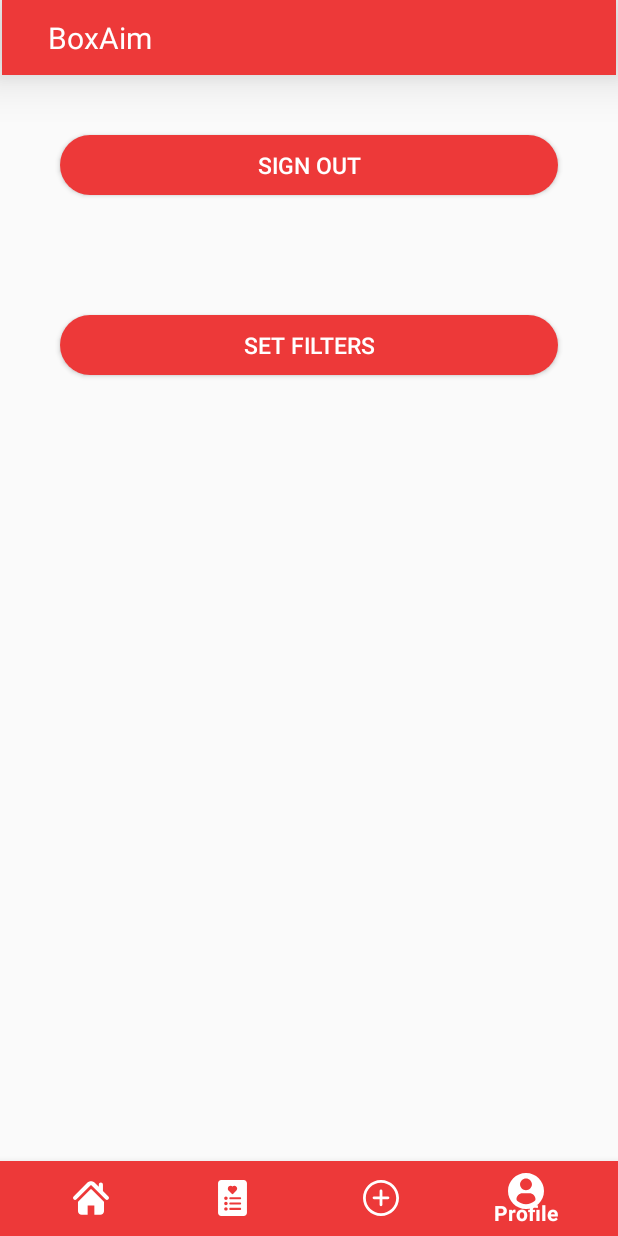
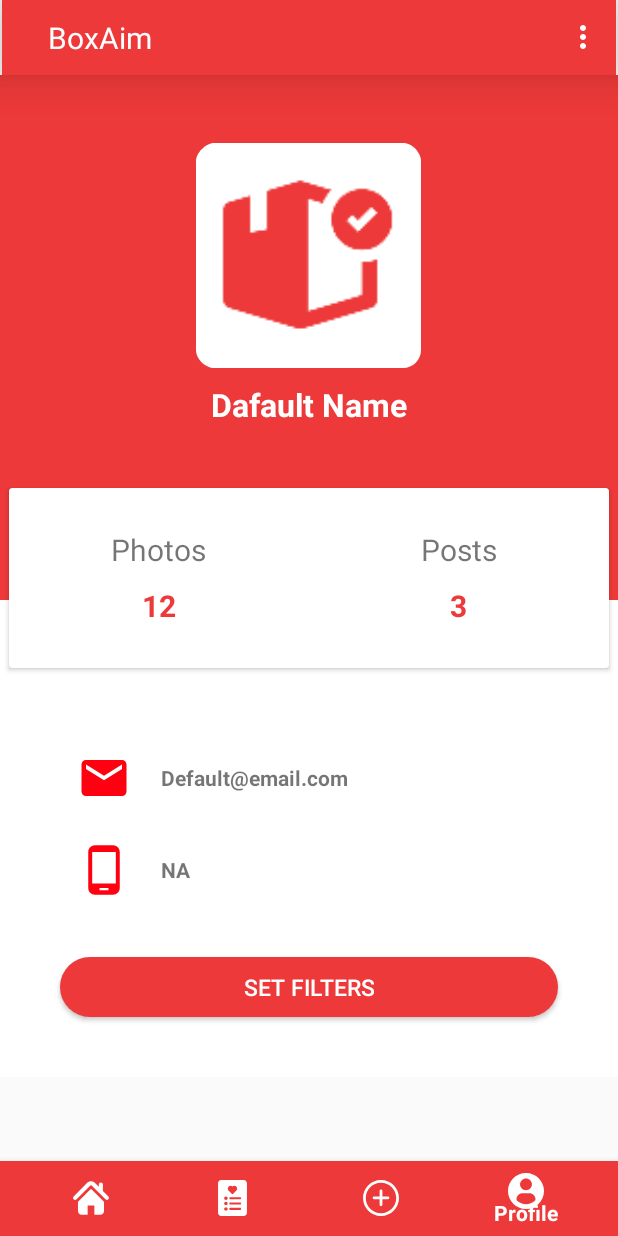
Before and after one commit to riotgage/BoxAim, an Android app: the screen it shows after launch once a user with an empty profile is signed in (HomeActivity), item 4 of the bottom bar chosen, on a phone screen of 412 x 824 dp. Run offline under Robolectric (Android 15) with nearby library versions, the phone set to English and light mode, and no system bars; our stand-ins replace Firebase (no records; nobody signed in at launch, a user with empty details on screens opened directly); libraries missing offline, so code that uses them is left out: com.nostra13.universalimageloader; 1 statement that could not run was skipped.

Commit message:
Added Profile Fragment , Sorted signout crash bug

```diff
--- a/app/src/main/AndroidManifest.xml
+++ b/app/src/main/AndroidManifest.xml
@@ -16,7 +16,6 @@
         <activity android:name=".HomeActivity">
             <meta-data android:name="android.app.searchable"
                 android:resource="@xml/searchable" />
-
         </activity>
         <activity android:name=".FiltersActivity">
             <intent-filter>
--- a/app/src/main/java/com/example/boxaim/Fragments/ProfileFragement.java
+++ b/app/src/main/java/com/example/boxaim/Fragments/ProfileFragement.java
@@ -1,5 +1,6 @@
 package com.example.boxaim.Fragments;
 
+import android.content.Context;
 import android.content.Intent;
 import android.os.Bundle;
 import android.util.Log;
@@ -15,6 +16,7 @@ import androidx.cardview.widget.CardView;
 import androidx.fragment.app.Fragment;
 
 import com.example.boxaim.FiltersActivity;
+import com.example.boxaim.HomeActivity;
 import com.example.boxaim.R;
 import com.example.boxaim.authentication.LoginActivity;
 import com.google.android.material.tabs.TabLayout;
@@ -24,22 +26,17 @@ import com.google.firebase.auth.FirebaseUser;
 public class ProfileFragement extends Fragment {
 
     private FirebaseAuth.AuthStateListener mAuthstateListener;
-    private Button msignout,mFilters;
+    private Button mFilters;
     private static final String TAG="Account Fragment";
+    Context mcontext;
+
     @Nullable
     @Override
     public View onCreateView(@NonNull LayoutInflater inflater, @Nullable ViewGroup container, @Nullable Bundle savedInstanceState) {
         View v=inflater.inflate(R.layout.fragement_profile,container,false);
-        msignout=v.findViewById(R.id.signout);
         mFilters=v.findViewById(R.id.filter);
         setupFirebaseListener();
-        msignout.setOnClickListener(new View.OnClickListener() {
-            @Override
-            public void onClick(View v) {
-                Log.d(TAG,"onClick:Sign out");
-                FirebaseAuth.getInstance().signOut();
-            }
-        });
+
         mFilters.setOnClickListener(new View.OnClickListener() {
             @Override
             public void onClick(View v) {
@@ -61,8 +58,7 @@ public class ProfileFragement extends Fragment {
                 }
                 else{
                     Log.d(TAG,"onAuthStateChanged: signed_out");
-                    Toast.makeText(getActivity(), "Signed Out", Toast.LENGTH_SHORT).show();
-                    Intent intent=new Intent(getActivity(), LoginActivity.class);
+                    Intent intent=new Intent(mcontext, LoginActivity.class);
                     intent.addFlags(Intent.FLAG_ACTIVITY_NEW_TASK | Intent.FLAG_ACTIVITY_CLEAR_TASK);
                     startActivity(intent);
                 }
--- a/app/src/main/java/com/example/boxaim/Fragments/SearchFragment.java
+++ b/app/src/main/java/com/example/boxaim/Fragments/SearchFragment.java
@@ -37,8 +37,7 @@ public class SearchFragment extends Fragment {
     public View onCreateView(@NonNull LayoutInflater inflater, @Nullable ViewGroup container, @Nullable Bundle savedInstanceState) {
         View v=inflater.inflate(R.layout.fragement_search,container,false);
         setHasOptionsMenu(true);
-        mProgressBar=v.findViewById(R.id.progressBar);
-        mProgressBar.setVisibility(View.INVISIBLE);
+
         return v;
     }
 
--- a/app/src/main/java/com/example/boxaim/HomeActivity.java
+++ b/app/src/main/java/com/example/boxaim/HomeActivity.java
@@ -11,6 +11,7 @@ import androidx.fragment.app.Fragment;
 import android.Manifest;
 import android.app.SearchManager;
 import android.content.Context;
+import android.content.Intent;
 import android.content.pm.PackageManager;
 import android.os.Bundle;
 import android.util.Log;
@@ -23,7 +24,9 @@ import com.example.boxaim.Fragments.AdditemFragement;
 import com.example.boxaim.Fragments.SearchFragment;
 import com.example.boxaim.Fragments.ProfileFragement;
 import com.example.boxaim.Fragments.WishlistFragement;
+import com.example.boxaim.authentication.LoginActivity;
 import com.google.android.material.bottomnavigation.BottomNavigationView;
+import com.google.firebase.auth.FirebaseAuth;
 
 public class HomeActivity extends AppCompatActivity {
 
@@ -94,4 +97,20 @@ public class HomeActivity extends AppCompatActivity {
     public void onRequestPermissionsResult(int requestCode, @NonNull String[] permissions, @NonNull int[] grantResults) {
         VerifyPermissions();
     }
+
+    @Override
+    public boolean onCreateOptionsMenu(Menu menu) {
+        getMenuInflater().inflate(R.menu.main_menu,menu);
+        return true;
+    }
+    @Override
+    public boolean onOptionsItemSelected(@NonNull MenuItem item) {
+        switch (item.getItemId()){
+            case R.id.logout:
+                FirebaseAuth.getInstance().signOut();
+                startActivity(new Intent(HomeActivity.this, LoginActivity.class).setFlags(Intent.FLAG_ACTIVITY_CLEAR_TOP));
+                return true;
+        }
+        return false;
+    }
 }
--- /dev/null
+++ b/app/src/main/res/drawable/ic_baseline_email_24.xml
@@ -0,0 +1,5 @@
+<vector android:height="24dp" android:tint="#FF0011"
+    android:viewportHeight="24" android:viewportWidth="24"
+    android:width="24dp" xmlns:android="http://schemas.android.com/apk/res/android">
+    <path android:fillColor="@android:color/white" android:pathData="M20,4L4,4c-1.1,0 -1.99,0.9 -1.99,2L2,18c0,1.1 0.9,2 2,2h16c1.1,0 2,-0.9 2,-2L22,6c0,-1.1 -0.9,-2 -2,-2zM20,8l-8,5 -8,-5L4,6l8,5 8,-5v2z"/>
+</vector>
--- /dev/null
+++ b/app/src/main/res/drawable/ic_baseline_phone_android_24.xml
@@ -0,0 +1,5 @@
+<vector android:height="24dp" android:tint="#FF0011"
+    android:viewportHeight="24" android:viewportWidth="24"
+    android:width="24dp" xmlns:android="http://schemas.android.com/apk/res/android">
+    <path android:fillColor="@android:color/white" android:pathData="M16,1L8,1C6.34,1 5,2.34 5,4v16c0,1.66 1.34,3 3,3h8c1.66,0 3,-1.34 3,-3L19,4c0,-1.66 -1.34,-3 -3,-3zM14,21h-4v-1h4v1zM17.25,18L6.75,18L6.75,4h10.5v14z"/>
+</vector>
--- a/app/src/main/res/layout/activity_home.xml
+++ b/app/src/main/res/layout/activity_home.xml
@@ -6,22 +6,17 @@
     android:layout_height="match_parent"
     tools:context=".HomeActivity">
     <androidx.appcompat.widget.Toolbar
-        android:theme="@style/SearchViewStyle"
         android:id="@+id/Maintoolbar"
         android:layout_width="match_parent"
         android:layout_height="50dp"
         android:layout_marginStart="1dp"
         android:layout_marginEnd="1dp"
-        app:popupTheme="@style/AppTheme.Toolbar"
         android:background="?attr/colorPrimary"
         android:minHeight="?attr/actionBarSize"
-
         app:layout_constraintEnd_toEndOf="parent"
         android:elevation="20dp"
         app:layout_constraintStart_toStartOf="parent"
         app:layout_constraintTop_toTopOf="parent">
-
-
         <TextView
             android:id="@+id/actionBarTitle"
             android:layout_weight="1"
--- a/app/src/main/res/layout/fragement_profile.xml
+++ b/app/src/main/res/layout/fragement_profile.xml
@@ -1,35 +1,144 @@
 <?xml version="1.0" encoding="utf-8"?>
-<RelativeLayout xmlns:android="http://schemas.android.com/apk/res/android"
+<LinearLayout xmlns:android="http://schemas.android.com/apk/res/android"
+    xmlns:app="http://schemas.android.com/apk/res-auto"
+    xmlns:tools="http://schemas.android.com/tools"
     android:layout_width="match_parent"
     android:layout_height="match_parent"
-    xmlns:app="http://schemas.android.com/apk/res-auto">
+    android:background="@color/white"
+    android:orientation="vertical">
+    <RelativeLayout
+        android:layout_width="match_parent"
+        android:layout_height="405dp">
+        <LinearLayout
+            android:background="@color/primaryred"
+            android:layout_width="match_parent"
+            android:layout_height="350dp"
+            android:orientation="vertical">
+            <ImageView
+                android:layout_marginTop="45dp"
+                android:layout_gravity="center_horizontal"
+                android:layout_width="150dp"
+                android:layout_height="150dp"
+                android:src="@mipmap/boxaimlogo"/>
+            <TextView
+                android:layout_marginTop="10dp"
+                android:layout_gravity="center_horizontal"
+                android:layout_width="wrap_content"
+                android:layout_height="wrap_content"
+                android:text="Dafault Name"
+                android:textColor="#fff"
+                android:textStyle="bold"
+                android:textSize="21sp"/>
+        </LinearLayout>
+        <androidx.cardview.widget.CardView
+            android:layout_width="400dp"
+            android:layout_height="120dp"
+            android:layout_centerHorizontal="true"
+            android:layout_marginTop="275dp">
+            <LinearLayout
+                android:layout_width="match_parent"
+                android:layout_height="match_parent"
+                android:orientation="horizontal"
+                android:weightSum="2">
+                <LinearLayout
+                    android:gravity="center"
+                    android:orientation="vertical"
+                    android:layout_width="0dp"
+                    android:layout_weight="1"
+                    android:layout_height="match_parent">
+                    <TextView
+                        android:layout_width="wrap_content"
+                        android:layout_height="wrap_content"
+                        android:text="Photos"
+                        android:textSize="20sp"
+                        />
+                    <TextView
+                        android:layout_width="wrap_content"
+                        android:layout_height="wrap_content"
+                        android:text="12"
+                        android:textStyle="bold"
+                        android:textSize="20sp"
+                        android:paddingTop="10dp"
+                        android:textColor="@color/primaryred"/>
 
-    <androidx.cardview.widget.CardView
-        android:layout_width="match_parent"
-        android:layout_margin="40dp"
-        android:layout_height="40dp"
-        app:cardCornerRadius="30dp"
-        android:clickable="true"
-        android:id="@+id/signoutCard">
-        <Button
+                </LinearLayout>
+                <LinearLayout
+                    android:gravity="center"
+                    android:orientation="vertical"
+                    android:layout_width="0dp"
+                    android:layout_weight="1"
+                    android:layout_height="match_parent">
+                    <TextView
+                        android:layout_width="wrap_content"
+                        android:layout_height="wrap_content"
+                        android:text="Posts"
+                        android:textSize="20sp"
+                        />
+                    <TextView
+                        android:layout_width="wrap_content"
+                        android:layout_height="wrap_content"
+                        android:text="3"
+                        android:textStyle="bold"
+                        android:textSize="20sp"
+                        android:paddingTop="10dp"
+                        android:textColor="@color/primaryred"/>
+
+                </LinearLayout>
+            </LinearLayout>
+
+        </androidx.cardview.widget.CardView>
+    </RelativeLayout>
+
+    <LinearLayout
+        android:layout_width="360dp"
+        android:layout_height="wrap_content"
+        android:orientation="vertical"
+        android:layout_gravity="center"
+        android:layout_marginTop="45dp">
+        <LinearLayout
+            android:orientation="horizontal"
+            android:paddingLeft="25dp"
             android:layout_width="match_parent"
-            android:text="Sign Out"
-            android:gravity="center"
-            android:textAlignment="center"
-            android:id="@+id/signout"
-            android:textSize="15sp"
-            android:background="@color/primaryred"
-            android:textColor="@color/white"
-            android:layout_height="match_parent"/>
+            android:layout_height="wrap_content">
+            <ImageView
+                android:layout_width="36dp"
+                android:layout_height="36dp"
+                android:src="@drawable/ic_baseline_email_24"/>
+            <TextView
+                android:textStyle="bold"
+                android:layout_gravity="center_vertical"
+                android:layout_width="wrap_content"
+                android:layout_height="wrap_content"
+                android:paddingLeft="20dp"
+                android:text="Default@email.com"/>
+        </LinearLayout>
+        <LinearLayout
+            android:layout_marginTop="25dp"
+            android:orientation="horizontal"
+            android:paddingLeft="25dp"
+            android:layout_width="match_parent"
+            android:layout_height="wrap_content">
+            <ImageView
+                android:layout_width="36dp"
+                android:layout_height="36dp"
+                android:src="@drawable/ic_baseline_phone_android_24"/>
+            <TextView
+                android:textStyle="bold"
 
-    </androidx.cardview.widget.CardView>
+                android:layout_gravity="center_vertical"
+                android:layout_width="wrap_content"
+                android:layout_height="wrap_content"
+                android:paddingLeft="20dp"
+                android:text="NA"/>
+        </LinearLayout>
+
+    </LinearLayout>
 
     <androidx.cardview.widget.CardView
         android:layout_width="match_parent"
         android:clickable="true"
         android:layout_margin="40dp"
         android:layout_height="40dp"
-        android:layout_below="@+id/signoutCard"
         app:cardCornerRadius="30dp">
         <Button
             android:layout_width="match_parent"
@@ -41,7 +150,5 @@
             android:background="@color/primaryred"
             android:textColor="@color/white"
             android:layout_height="match_parent"/>
-
     </androidx.cardview.widget.CardView>
-
-</RelativeLayout>
+</LinearLayout>
--- a/app/src/main/res/menu/main_menu.xml
+++ b/app/src/main/res/menu/main_menu.xml
@@ -2,13 +2,7 @@
 <menu xmlns:android="http://schemas.android.com/apk/res/android"
     xmlns:app="http://schemas.android.com/apk/res-auto">
     <item
-        android:id="@+id/search_bar"
-        android:icon="@drawable/search"
-        android:iconTint="@color/white"
-        android:title="Search Item"
-        android:enabled="true"
-        android:orderInCategory="10"
-        app:showAsAction="ifRoom"
-        app:actionViewClass="androidx.appcompat.widget.SearchView">
-    </item>
+        android:id="@+id/logout"
+        android:title="Logout"
+        app:showAsAction="never"/>
 </menu>
--- a/app/src/main/res/values/themes.xml
+++ b/app/src/main/res/values/themes.xml
@@ -3,14 +3,14 @@
     <style name="Theme.BoxAim" parent="Theme.AppCompat.Light.NoActionBar">
         <item name="colorPrimary">@color/primaryred</item>
         <item name="colorPrimaryVariant">@color/secondaryred</item>
-        <item name="colorOnPrimary">@color/white</item>
-        <item name="actionMenuTextColor">@color/white</item>
-        <item name="android:actionMenuTextColor">@color/white</item>
+        <item name="colorOnPrimary">@color/grey</item>
         <item name="colorAccent">@color/primaryred</item>
+        <item name="android:actionMenuTextColor">@color/primaryred</item>
+        <item name="android:textColorSecondary">@color/white</item>
         <!-- Secondary brand color. -->
         <item name="colorSecondary">@color/purple_200</item>
         <item name="colorSecondaryVariant">@color/secondaryblue</item>
-        <item name="colorOnSecondary">@color/white</item>
+        <item name="colorOnSecondary">@color/black</item>
 
     </style>
     <style name="SearchViewStyle" parent="Widget.AppCompat.SearchView">
@@ -20,6 +20,7 @@
         <item name="color">@color/white</item>
         <item name="boxBackgroundColor">@null</item>
         <!-- Gets rid of the search icon when the SearchView is expanded -->
+        <item name="android:actionMenuTextColor">@color/primaryred</item>
         <item name="queryHint">@string/search_hint</item>
         <!-- Text Color on search view expanded -->
         <item name="android:editTextColor">@android:color/white</item>
```
